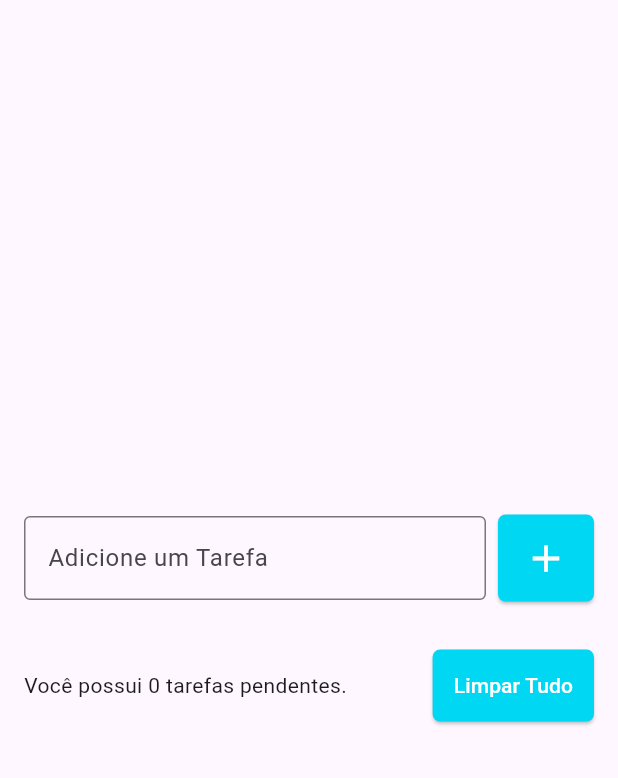
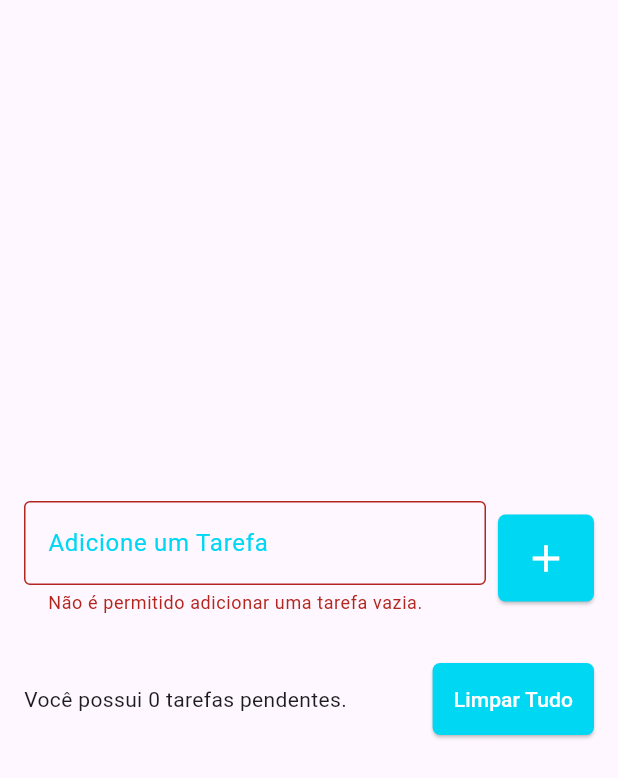
Before and after one commit to Manrick-Lazaro/todo_list, a Flutter app: the screen it shows after launch, after a tap on the "add" icon, on a phone screen of 412 x 824 dp. Shown: the top 778 px of the screen. Run offline on Flutter 3.47's test engine with Material 3 defaults, Android fonts, the phone set to English and light mode, and no system bars; our stand-ins replace flutter_slidable, shared_preferences.

Commit message:
implementa a persistencia de tarefas no projeto.

```diff
--- a/lib/models/todo.dart
+++ b/lib/models/todo.dart
@@ -3,4 +3,12 @@ class Todo {
   DateTime dateTime;
 
   Todo({required this.title, required this.dateTime});
+
+  Todo.fromJson(Map<String, dynamic> json)
+    : title = json['title'],
+      dateTime = DateTime.parse(json['dateTime']);
+
+  Map<String, dynamic> toJson() {
+    return {"title": title, "dateTime": dateTime.toIso8601String()};
+  }
 }
--- a/lib/pages/todo_list.dart
+++ b/lib/pages/todo_list.dart
@@ -1,5 +1,6 @@
 import 'package:flutter/material.dart';
 import 'package:todo_list/models/todo.dart';
+import 'package:todo_list/repositories/todo_repository.dart';
 import 'package:todo_list/widgets/todo_list_item.dart';
 
 class TodoList extends StatefulWidget {
@@ -14,8 +15,21 @@ class _TodoListState extends State<TodoList> {
 
   Todo? todoDeleated;
   int? todoDeleatedPosition;
+  String? errorInput;
 
   final TextEditingController todoInputController = TextEditingController();
+  final TodoRepository todoRepository = TodoRepository();
+
+  @override
+  void initState() {
+    super.initState();
+
+    todoRepository.loadTodoList().then((value) {
+      setState(() {
+        todos = value;
+      });
+    });
+  }
 
   @override
   Widget build(BuildContext context) {
@@ -36,6 +50,11 @@ class _TodoListState extends State<TodoList> {
                           border: OutlineInputBorder(),
                           labelText: "Adicione um Tarefa",
                           hintText: "Ex: Estudando flutter...",
+                          focusedBorder: OutlineInputBorder(
+                            borderSide: BorderSide(color: Color(0xff00d7f3)),
+                          ),
+                          labelStyle: TextStyle(color: Color(0xff00d7f3)),
+                          errorText: errorInput,
                         ),
                       ),
                     ),
@@ -44,12 +63,17 @@ class _TodoListState extends State<TodoList> {
                       onPressed: () {
                         setState(() {
                           if (todoInputController.text != "") {
+                            errorInput = null;
                             Todo newTodo = Todo(
                               title: todoInputController.text,
                               dateTime: DateTime.now(),
                             );
 
                             todos.add(newTodo);
+                            todoRepository.saveTodoList(todos);
+                          } else {
+                            errorInput =
+                                "Não é permitido adicionar uma tarefa vazia.";
                           }
                         });
                         todoInputController.clear();
@@ -153,6 +177,8 @@ class _TodoListState extends State<TodoList> {
       todoDeleted: todoDeleted,
       todoPositionDeleted: todoPositionDeleted,
     );
+
+    todoRepository.saveTodoList(todos);
   }
 
   void onClearList() {
@@ -163,6 +189,8 @@ class _TodoListState extends State<TodoList> {
     });
 
     showSnackBar(todosDeleted: todosCopy);
+
+    todoRepository.saveTodoList(todos);
   }
 
   void showSnackBar({
@@ -194,10 +222,12 @@ class _TodoListState extends State<TodoList> {
             setState(() {
               if (todoDeleted != null) {
                 todos.insert(todoPositionDeleted!, todoDeleted);
+                todoRepository.saveTodoList(todos);
               }
 
               if (todosDeleted != null) {
                 todos = [...todosCopy];
+                todoRepository.saveTodoList(todos);
               }
             });
           },
--- /dev/null
+++ b/lib/repositories/todo_repository.dart
@@ -0,0 +1,28 @@
+import 'dart:convert';
+
+import 'package:shared_preferences/shared_preferences.dart';
+import 'package:todo_list/models/todo.dart';
+
+const todoListKey = 'todo_list';
+
+class TodoRepository {
+  TodoRepository() {
+    SharedPreferences.getInstance().then(
+      (value) => {sharedPreferences = value},
+    );
+  }
+
+  late SharedPreferences sharedPreferences;
+
+  void saveTodoList(List<Todo> todos) {
+    final jsonString = json.encode(todos);
+    sharedPreferences.setString(todoListKey, jsonString);
+  }
+
+  Future<List<Todo>> loadTodoList() async {
+    sharedPreferences = await SharedPreferences.getInstance();
+    final String jsonString = sharedPreferences.getString(todoListKey) ?? '[]';
+    final List jsonDecoded = jsonDecode(jsonString);
+    return jsonDecoded.map((e) => Todo.fromJson(e)).toList();
+  }
+}
```
